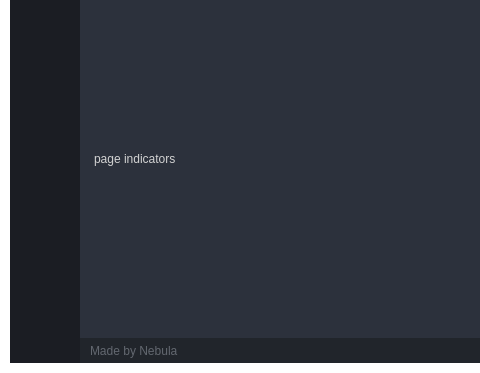
Before: the Qt Designer form uifolder/BaseGUI.ui in MahmutEsadErman/Ground-Control-Station-for-UAV, drawn with Qt 5; both pictures show x 0 to 480 and y 433 to 806 of the 1152 by 806 pixel window.
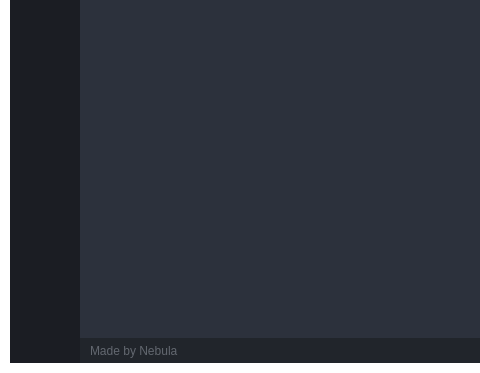
After: the same form once the commit is applied. Icons and pictures are not drawn.

Commit message:
Targets Page Added (#5)
* some little changes

* some little changes

* organising folders

* Targets Page Added

```diff
--- a/uifolder/BaseGUI.ui
+++ b/uifolder/BaseGUI.ui
@@ -2144,26 +2144,8 @@
                   <property name="currentIndex">
                    <number>0</number>
                   </property>
-                  <widget class="QWidget" name="page_indicators">
-                   <layout class="QVBoxLayout" name="verticalLayout_6">
-                    <item>
-                     <widget class="QFrame" name="frame">
-                      <property name="frameShape">
-                       <enum>QFrame::StyledPanel</enum>
-                      </property>
-                      <property name="frameShadow">
-                       <enum>QFrame::Raised</enum>
-                      </property>
-                     </widget>
-                    </item>
-                    <item>
-                     <widget class="QLabel" name="label_2">
-                      <property name="text">
-                       <string>page indicators</string>
-                      </property>
-                     </widget>
-                    </item>
-                   </layout>
+                  <widget class="QWidget" name="page">
+                   <layout class="QVBoxLayout" name="verticalLayout_6"/>
                   </widget>
                  </widget>
                 </item>
```
The commit also changes 8 other files.
